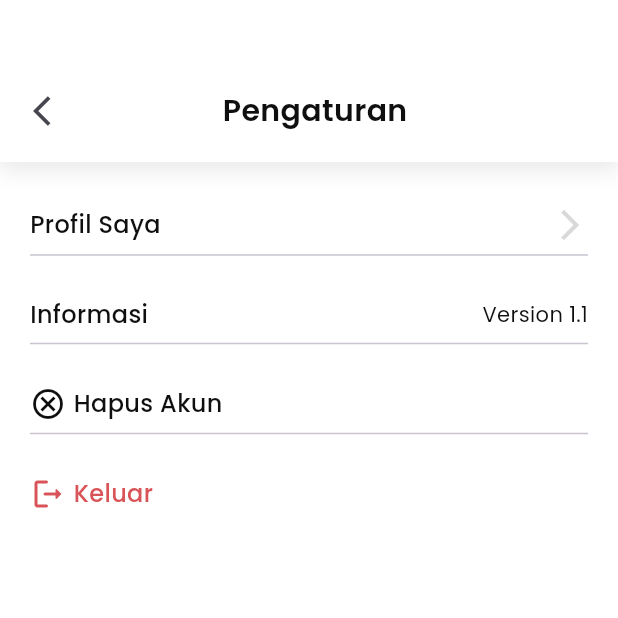
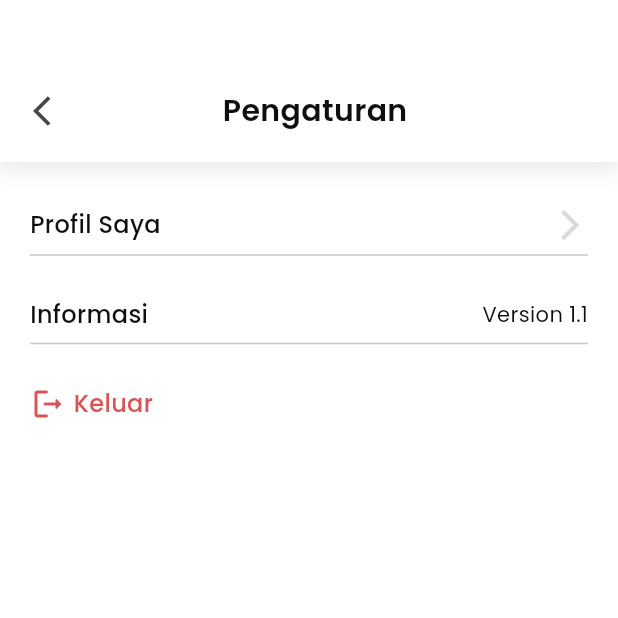
Before and after one commit to YasaKafi/tedikap-user-bloc, a Flutter app: the SettingPage screen opened by its route, on a phone screen of 412 x 824 dp, the top half of it. Run offline on Flutter 3.47's test engine with Material 3 defaults, Android fonts, the phone set to English and light mode, and no system bars; our stand-ins replace bloc, bloc_concurrency, carousel_slider, chips_choice, dartz, dio and 18 more; accounts and stored records are empty; project files that could hold a hidden picture were left out.

```diff
--- a/lib/presentation/pages/detail_order_page/widgets/qr_code_generator.dart
+++ b/lib/presentation/pages/detail_order_page/widgets/qr_code_generator.dart
@@ -110,12 +110,16 @@ class _QRCodeGeneratorPageState extends State<QRCodeGeneratorPage> {
       title: 'Show the QR Code to the cashier',
       image: RepaintBoundary(
         key: globalKey,
+        child: Container(
+          width: 200,
+          height: 200,
           child: QrImageView(
             data: orderId!,
             size: 200,
             version: QrVersions.auto,
             backgroundColor: Colors.white,
             gapless: true,
+          ),
         ),
       ),
       buttons: [
--- a/lib/presentation/pages/information_page/setting_page/setting_page_view.dart
+++ b/lib/presentation/pages/information_page/setting_page/setting_page_view.dart
@@ -107,28 +107,6 @@ class SettingPage extends StatelessWidget {
                 ),
                 const Divider(),
                 const SizedBox(height: 20),
-                InkWell(
-                  onTap: () {},
-                  child: Row(
-                    children: [
-                      const Icon(
-                        Icons.cancel_outlined,
-                        size: 24,
-                        color: blackColor,
-                      ),
-                      const SizedBox(
-                        width: 5,
-                      ),
-                      Text(
-                        'Hapus Akun',
-                        style: txtSecondaryTitle.copyWith(
-                            fontWeight: FontWeight.w500, color: blackColor),
-                      ),
-                    ],
-                  ),
-                ),
-                const Divider(),
-                const SizedBox(height: 20),
                 BlocConsumer<ProfileBloc, ProfileState>(
                   listener: (context, state) {
                     state.maybeWhen(
--- a/lib/presentation/pages/voucher_page/voucher_page_view.dart
+++ b/lib/presentation/pages/voucher_page/voucher_page_view.dart
@@ -146,7 +146,11 @@ class _VoucherPageState extends State<VoucherPage> {
                       success: (modelVoucher, modelCart, modelApplyRemove,
                           isUseVoucher, ) {
                         if (modelVoucher!.activeVouchers!.isEmpty) {
-                          return _buildEmptyVoucherState(context);
+                          return Container(
+                            width: screenWidth,
+                              height: screenHeight * 0.7,
+                              child: _buildEmptyVoucherState(context)
+                          );
                         } else {
                           final itemVoucher = modelVoucher.activeVouchers;
                           return Column(
```
Also changed, not shown: lib/data/models/response/cart_response_model.dart (+10 -2 lines), lib/data/models/response/cart_reward_response_model.dart (+8 -0 lines), lib/presentation/pages/cart_page/widgets/box_estimation_pickup.dart (+25 -9 lines), lib/presentation/pages/cart_reward_page/widgets/box_estimation_pickup.dart (+10 -1 lines), lib/presentation/pages/detail_order_page/widgets/box_status_order.dart (+9 -5 lines). Lines whose indentation alone changed are shown as unchanged.
